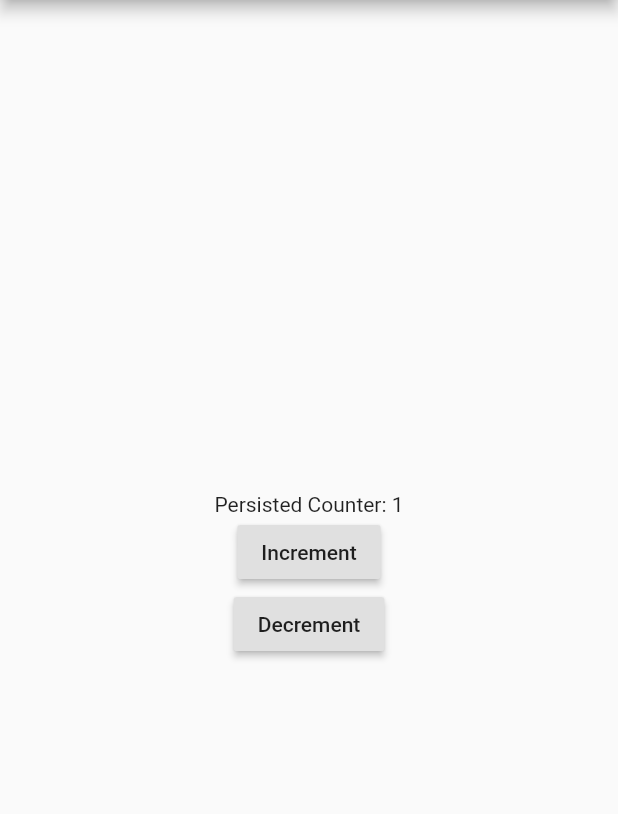
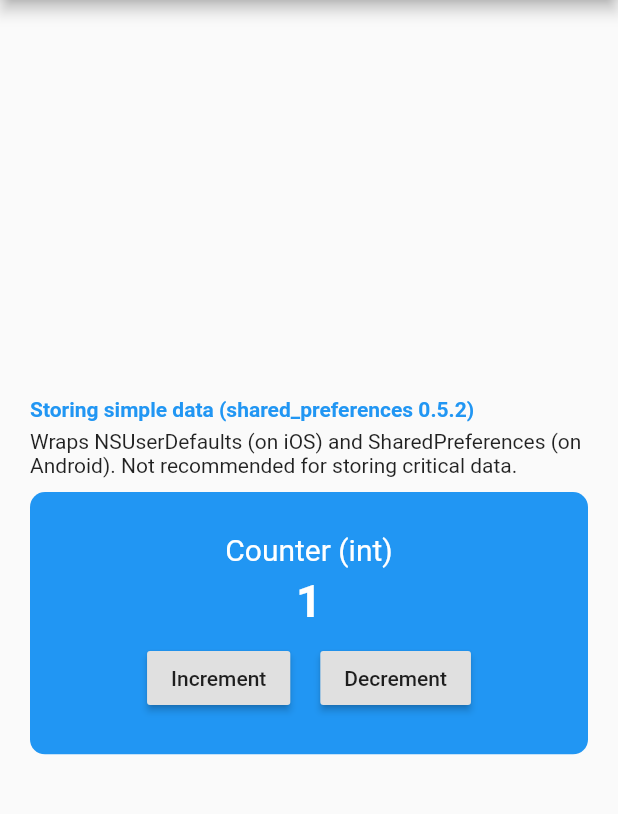
Before and after one commit to joshuadeguzman/flutter-persistence-demo, a Flutter app: the screen it shows after launch, on a phone screen of 412 x 824 dp, the part 84-898 px from its top. Run offline on Flutter 3.47's test engine with Material 2 defaults, Android fonts, the phone set to English and light mode, and no system bars; our stand-ins replace shared_preferences.

Commit message:
Add details on simple storage

```diff
--- a/lib/screens/dashboard.dart
+++ b/lib/screens/dashboard.dart
@@ -31,23 +31,76 @@ class DashboardScreenState extends State<DashboardScreen> {
         title: Text('Flutter Persistence Demo'),
       ),
       body: Container(
+          padding: EdgeInsets.all(20),
+          child: Column(
+            crossAxisAlignment: CrossAxisAlignment.start,
+            mainAxisAlignment: MainAxisAlignment.center,
+            children: <Widget>[
+              Text(
+                'Storing simple data (shared_preferences 0.5.2)',
+                style: TextStyle(
+                  fontSize: 14,
+                  fontWeight: FontWeight.bold,
+                  color: Colors.blue,
+                ),
+              ),
+              Padding(padding: EdgeInsets.only(bottom: 5)),
+              Text(
+                'Wraps NSUserDefaults (on iOS) and SharedPreferences (on Android). Not recommended for storing critical data.',
+                style: TextStyle(
+                  fontSize: 14,
+                ),
+              ),
+              Padding(padding: EdgeInsets.only(bottom: 10)),
+              ClipRRect(
+                borderRadius: BorderRadius.circular(10),
+                child: Container(
+                  color: Colors.blue,
+                  height: 175,
+                  padding: EdgeInsets.all(10),
                   width: double.infinity,
                   child: Column(
                     mainAxisAlignment: MainAxisAlignment.center,
                     crossAxisAlignment: CrossAxisAlignment.center,
                     children: <Widget>[
-            Text('Persisted Counter: $_counter'),
+                      Text(
+                        'Counter (int)',
+                        style: TextStyle(
+                          fontSize: 20,
+                          color: Colors.white,
+                        ),
+                      ),
+                      Padding(padding: EdgeInsets.only(bottom: 5)),
+                      Text(
+                        '$_counter',
+                        style: TextStyle(
+                          fontSize: 30,
+                          color: Colors.white,
+                          fontWeight: FontWeight.bold,
+                        ),
+                      ),
+                      Padding(padding: EdgeInsets.only(bottom: 10)),
+                      Row(
+                        mainAxisAlignment: MainAxisAlignment.center,
+                        crossAxisAlignment: CrossAxisAlignment.center,
+                        children: <Widget>[
                           RaisedButton(
                             child: Text('Increment'),
                             onPressed: _incrementCounter,
                           ),
+                          Padding(padding: EdgeInsets.all(10)),
                           RaisedButton(
                             child: Text('Decrement'),
                             onPressed: _decreaseCounter,
                           ),
                         ],
                       ),
+                    ],
                   ),
+                ),
+              ),
+            ],
+          )),
     );
   }
 
```
Lines whose indentation alone changed are shown as unchanged.
